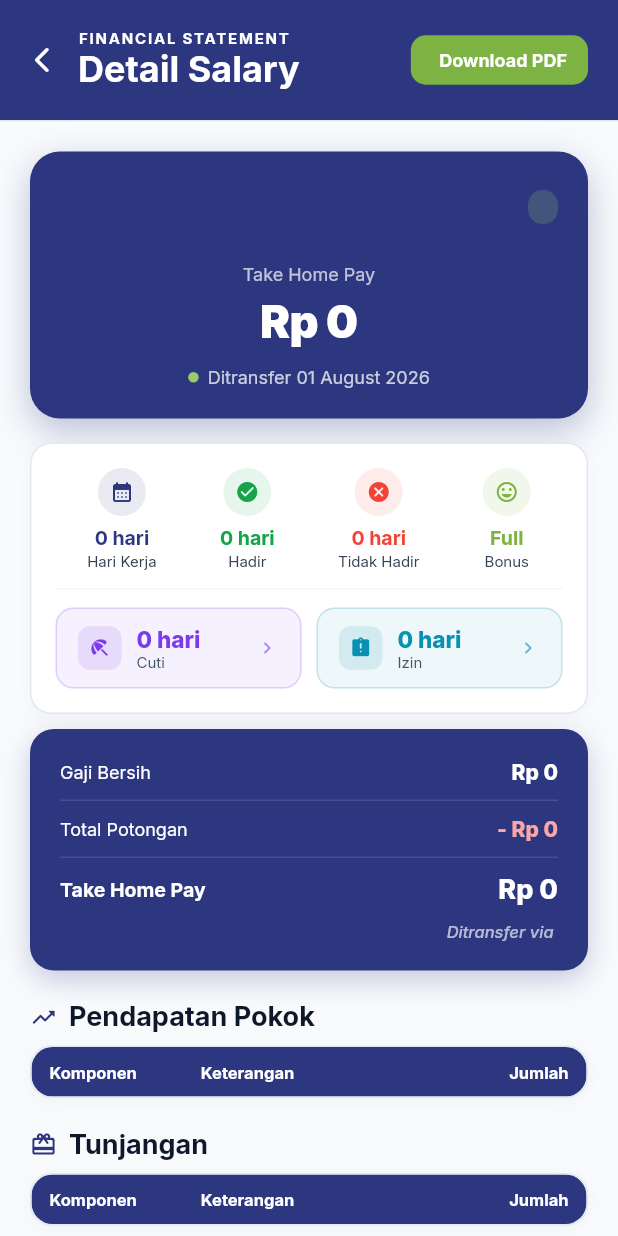
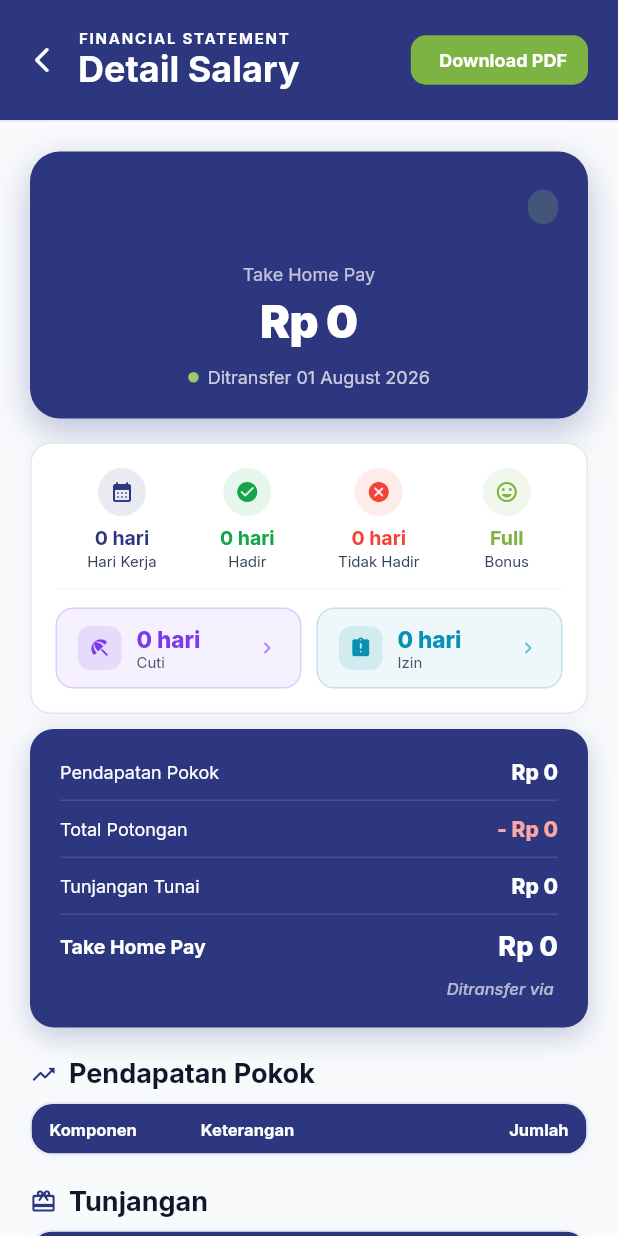
Before and after one commit to 5val/hadir-in-staff-app-flutter, a Flutter app: the SalaryDetailScreen screen opened directly with empty values, after a tap on "Download PDF", on a phone screen of 412 x 824 dp. Run offline on Flutter 3.47's test engine with Material 3 defaults, Android fonts, the phone set to English and light mode, and no system bars; our stand-ins replace camera, geolocator, google_fonts, google_sign_in, image_picker, pdf and 2 more; missing offline and left inert: extension_google_sign_in_as_googleapis_auth, google_mlkit_face_detection, googleapis; accounts and stored records are empty.

Commit message:
fix: sprint 2 epic 9 - update slip gaji

```diff
--- a/lib/config/api_config.dart
+++ b/lib/config/api_config.dart
@@ -11,7 +11,7 @@ class ApiConfig {
   const ApiConfig._();
 
   /// IP komputer/dev-server di jaringan lokal.
-  static const String host = '192.168.1.23';
+  static const String host = '192.168.1.13';
 
   /// Port backend Express (lihat PORT di .env backend, default 4000).
   static const int port = 4000;
--- a/lib/models/models.dart
+++ b/lib/models/models.dart
@@ -576,16 +576,37 @@ class SalaryComponent {
   final int amount;
   final SalaryGroup group;
 
+  /// Sprint 2 EPIC 9: komponen ini TAMPIL di rincian tapi TIDAK ikut menambah
+  /// Take Home Pay (`gajiNetto` server). Yang masuk kategori ini:
+  ///   - tunjangan dengan `bentuk: "barang"` (kena pajak, tapi bukan uang tunai)
+  ///   - semua item Fasilitas (natura — hanya kelebihan di atas batas yang kena
+  ///     pajak, nominalnya sendiri tidak pernah ditransfer)
+  ///   - uang makan (dijumlah live dari Attendance, backend belum wire ke
+  ///     `gajiNetto`)
+  /// Dipakai UI untuk menandai baris dengan badge, supaya staff tidak bingung
+  /// kenapa jumlah rincian tunjangan lebih besar dari yang menambah THP.
+  final bool excludedFromThp;
+
   const SalaryComponent({
     required this.label,
     this.note = '',
     required this.amount,
     required this.group,
+    this.excludedFromThp = false,
   });
 
   /// Kompatibilitas dengan layar lama yang hanya mengenal "potongan atau bukan".
   bool get isDeduction =>
       group == SalaryGroup.pajak || group == SalaryGroup.potongan;
+
+  /// [note] + penjelasan eksplisit kalau komponen ini tidak menambah THP.
+  /// Dipakai di media yang tidak bisa menampilkan badge (PDF cetak slip);
+  /// di layar, badge "Di luar THP" yang membawa informasi ini.
+  String get noteWithThpNotice {
+    if (!excludedFromThp) return note;
+    const notice = 'tidak termasuk Take Home Pay';
+    return note.isEmpty ? notice : '$note — $notice';
+  }
 }
 
 class LeaveRecord {
@@ -619,6 +640,18 @@ class SalarySlip {
   final List<LeaveRecord>? leaveHistory;
   final List<LeaveRecord>? permissionHistory;
 
+  /// ANGKA TAKE HOME PAY RESMI dari server (`slip_gaji.gajiNetto`) — jumlah
+  /// yang benar-benar ditransfer HRD. JANGAN dihitung ulang di client: server
+  /// (`payroll-calc.ts`) sudah memakai formula resmi
+  /// `gajiNetto = totalPendapatan + totalTunjanganUang`, di mana
+  /// `totalPendapatan` sudah memperhitungkan PPh 21 dan potongan BPJS staff.
+  final int gajiNetto;
+
+  /// `slip_gaji.totalTunjanganUang` — HANYA tunjangan `bentuk: "uang"`, yaitu
+  /// bagian tunjangan yang benar-benar menambah [gajiNetto]. Tunjangan
+  /// `bentuk: "barang"`, Fasilitas, dan uang makan TIDAK termasuk di sini.
+  final int totalTunjanganUang;
+
   const SalarySlip({
     required this.period,
     required this.periodStart,
@@ -633,6 +666,8 @@ class SalarySlip {
     required this.permissionDays,
     required this.leaveHistory,
     required this.permissionHistory,
+    required this.gajiNetto,
+    required this.totalTunjanganUang,
   });
 
   /// Alias agar kompatibel dengan salary_screen yang pakai `slip.workDays`
@@ -685,10 +720,16 @@ class SalarySlip {
         (month >= 1 && month <= 12) ? '${monthNames[month]} $year' : periodeRaw;
 
     final components = <SalaryComponent>[];
-    void add(SalaryGroup group, String label, String note, int amount) {
+    void add(SalaryGroup group, String label, String note, int amount,
+        {bool excludedFromThp = false}) {
       if (amount != 0) {
         components.add(SalaryComponent(
-            label: label, note: note, amount: amount, group: group));
+          label: label,
+          note: note,
+          amount: amount,
+          group: group,
+          excludedFromThp: excludedFromThp,
+        ));
       }
     }
 
@@ -709,35 +750,58 @@ class SalarySlip {
     // Kesehatan/Tambahan) yang backend sudah tandai DEPRECATED dan selalu
     // isi 0, jadi bagian tunjangan di slip praktis selalu kosong meskipun
     // staff punya tunjangan.
+    // Sprint 2 EPIC 9b: setiap item punya `bentuk` ("uang" | "barang") —
+    // field ini sudah lama dikirim backend tapi tidak pernah dibaca app.
+    // Tunjangan `barang` tetap kena pajak dan tetap ditampilkan, TAPI tidak
+    // pernah ikut ke `gajiNetto`/THP karena tidak pernah dicairkan tunai.
     final tunjanganRaw = j['tunjanganBreakdown'];
     if (tunjanganRaw is List) {
       for (final item in tunjanganRaw.whereType<Map>()) {
         final nama = (item['nama'] ?? 'Tunjangan').toString();
         final jumlah = (item['jumlah'] as num?)?.toInt() ?? 0;
         final periode = (item['periode'] ?? '').toString();
-        add(SalaryGroup.tunjangan, nama,
-            periode == 'harian' ? 'Dibayar per hari hadir' : '', jumlah);
+        final bentuk = (item['bentuk'] ?? 'uang').toString();
+        final isBarang = bentuk == 'barang';
+        final note = [
+          if (periode == 'harian') 'Dibayar per hari hadir',
+          if (isBarang) 'Berbentuk barang',
+        ].join(', ');
+        add(SalaryGroup.tunjangan, nama, note, jumlah,
+            excludedFromThp: isBarang);
       }
     }
 
+    // Fasilitas (natura) — hanya kelebihan di atas batas per kategori yang
+    // kena pajak (PP 55/2022 + PMK 66/2023), dan nominalnya TIDAK PERNAH
+    // masuk ke `gajiNetto`/THP.
     final fasilitasRaw = j['fasilitasBreakdown'];
     if (fasilitasRaw is List) {
       for (final item in fasilitasRaw.whereType<Map>()) {
         final kategori = (item['kategori'] ?? 'Fasilitas').toString();
         final nominal = (item['nominal'] as num?)?.toInt() ?? 0;
-        add(SalaryGroup.tunjangan, kategori, 'Fasilitas', nominal);
+        add(SalaryGroup.tunjangan, kategori, 'Fasilitas (natura)', nominal,
+            excludedFromThp: true);
       }
     }
 
     // Uang makan — dijumlahkan server dari Attendance.uangMakan per hari.
+    // Backend BELUM me-wire angka ini ke `gajiNetto` (keputusan pajaknya masih
+    // menunggu klien), jadi jujur ditandai belum termasuk THP. Kalau nanti
+    // backend memasukkannya ke `gajiNetto`, cukup hapus catatan + flag ini —
+    // angka THP-nya sendiri otomatis benar karena dibaca dari server.
     add(SalaryGroup.tunjangan, 'Uang Makan',
-        '${gi('uangMakanDays')} hari memenuhi syarat', gi('uangMakan'));
+        '${gi('uangMakanDays')} hari memenuhi syarat', gi('uangMakan'),
+        excludedFromThp: true);
 
     // ── Pajak & potongan ──────────────────────────────────────
     add(SalaryGroup.pajak, 'PPh 21', 'Pajak penghasilan', gi('pajakPPh21'));
     add(SalaryGroup.potongan, 'Denda Keterlambatan', '', gi('dendaTerlambat'));
     add(SalaryGroup.potongan, 'Potongan Alpha', '', gi('potonganAlpha'));
-    add(SalaryGroup.potongan, 'BPJS', '', gi('potonganBPJS'));
+    // Sprint 2 EPIC 9c: `potonganBPJS` sekarang BISA nonzero (BPJS skema split
+    // — sebagian ditanggung perusahaan, sebagian dipotong dari gaji staff).
+    // Dulu selalu 0 sehingga baris ini praktis tidak pernah tampil.
+    add(SalaryGroup.potongan, 'Potongan BPJS',
+        'BPJS bagian staff (dipotong dari gaji)', gi('potonganBPJS'));
 
     final bank = AppSession.staff?.namaBank ?? '';
 
@@ -755,6 +819,8 @@ class SalarySlip {
       permissionDays: gi('permissionDays'),
       leaveHistory: parseHistory('leaveHistory'),
       permissionHistory: parseHistory('permissionHistory'),
+      gajiNetto: gi('gajiNetto'),
+      totalTunjanganUang: gi('totalTunjanganUang'),
     );
   }
 
@@ -765,8 +831,17 @@ class SalarySlip {
   /// Pendapatan pokok: gaji pokok + bonus + lembur + THR.
   int get pendapatanPokok => _sum(SalaryGroup.pendapatanPokok);
 
-  /// Total tunjangan (termasuk fasilitas & uang makan).
+  /// Total tunjangan YANG DITAMPILKAN di rincian (termasuk tunjangan barang,
+  /// fasilitas & uang makan). Ini angka TAMPILAN — bukan angka yang menambah
+  /// Take Home Pay. Yang menambah THP hanya [totalTunjanganUang].
   int get totalTunjangan => _sum(SalaryGroup.tunjangan);
+
+  /// Bagian dari [totalTunjangan] yang TIDAK menambah Take Home Pay
+  /// (tunjangan bentuk barang + fasilitas + uang makan).
+  int get tunjanganDiluarThp {
+    final selisih = totalTunjangan - totalTunjanganUang;
+    return selisih < 0 ? 0 : selisih;
+  }
 
   /// PPh 21.
   int get pajak => _sum(SalaryGroup.pajak);
@@ -781,13 +856,29 @@ class SalarySlip {
   /// bawah gaji bersih, lalu ikut ke take home pay.
   int get gajiBersih => pendapatanPokok - pajak;
 
-  /// TAKE HOME PAY = gaji bersih + tunjangan − potongan.
-  int get takeHomePay => gajiBersih + totalTunjangan - totalPotongan;
+  /// TAKE HOME PAY = `gajiNetto` dari server, BUKAN hitung ulang di client.
+  ///
+  /// Server sudah menghitung dengan formula resmi (termasuk aturan Fasilitas &
+  /// tunjangan-barang yang tidak masuk THP, dan potongan BPJS staff kalau ada)
+  /// — app hanya MENAMPILKAN, tidak boleh menduplikasi logika ini. Setiap kali
+  /// backend mengubah formula, versi hitung-manual akan salah lagi tanpa ada
+  /// yang sadar; membaca `gajiNetto` langsung membuat app otomatis ikut benar.
+  ///
+  /// Identitas yang berlaku (bisa dipakai sanity-check):
+  ///   [pendapatanPokok] − [totalDeduction] + [totalTunjanganUang] == [gajiNetto]
+  int get takeHomePay => gajiNetto;
 
   // ── Kompatibilitas layar lama ────────────────────────────────
-  int get totalIncome => pendapatanPokok + totalTunjangan;
+
+  /// Total pendapatan yang benar-benar dibayarkan tunai: pendapatan pokok +
+  /// tunjangan bentuk uang saja (tanpa barang/fasilitas/uang makan).
+  int get totalIncome => pendapatanPokok + totalTunjanganUang;
+
+  /// Seluruh potongan = PPh 21 + denda + alpha + potongan BPJS. Sama dengan
+  /// `slip_gaji.totalPotongan` di server.
   int get totalDeduction => pajak + totalPotongan;
-  int get netSalary => takeHomePay;
+
+  int get netSalary => gajiNetto;
 }
 
 // ── Notification ──────────────────────────────────────────────
--- a/lib/screens/salary_screen.dart
+++ b/lib/screens/salary_screen.dart
@@ -772,15 +772,28 @@ class SalaryDetailScreen extends StatelessWidget {
             ),
             child: pw.Column(
               children: [
-                summaryRow('Gaji Bersih', _fmt(slip.gajiBersih)),
+                // Sprint 2 EPIC 9 — baris ringkasan HARUS menjumlah tepat ke
+                // Take Home Pay (`gajiNetto` server), sama seperti kartu
+                // ringkasan di layar:
+                //   Pendapatan Pokok − Total Potongan + Tunjangan Tunai = THP
+                summaryRow('Pendapatan Pokok', _fmt(slip.pendapatanPokok)),
                 pw.Divider(color: PdfColor.fromInt(0x33FFFFFF), thickness: 0.5),
-                summaryRow('Tunjangan', _fmt(slip.totalTunjangan)),
+                summaryRow('Total Potongan', '- ${_fmt(slip.totalDeduction)}',
+                    isDeduction: true),
                 pw.Divider(color: PdfColor.fromInt(0x33FFFFFF), thickness: 0.5),
-                summaryRow('Potongan', '- ${_fmt(slip.totalPotongan)}',
-                    isDeduction: true),
+                summaryRow('Tunjangan Tunai', _fmt(slip.totalTunjanganUang)),
                 pw.Divider(color: PdfColor.fromInt(0x33FFFFFF), thickness: 0.5),
                 summaryRow('Take Home Pay', _fmt(slip.takeHomePay),
                     isTotal: true),
+                if (slip.tunjanganDiluarThp > 0) ...[
+                  pw.SizedBox(height: 6),
+                  pw.Text(
+                    'Tunjangan barang, fasilitas & uang makan senilai '
+                    '${_fmt(slip.tunjanganDiluarThp)} tercantum di rincian, '
+                    'tetapi tidak menambah Take Home Pay.',
+                    style: regular(8, color: PdfColor.fromInt(0xFF94A3B8)),
+                  ),
+                ],
               ],
             ),
           ),
@@ -802,7 +815,10 @@ class SalaryDetailScreen extends StatelessWidget {
               ]),
               ...income.asMap().entries.map((e) => pw.TableRow(children: [
                     td(e.value.label, isBold: true, isAlt: e.key.isOdd),
-                    td(e.value.note, color: slate500, isAlt: e.key.isOdd),
+                    // PDF tidak punya badge — pakai catatan versi panjang
+                    // supaya item non-THP tetap jelas di slip cetak.
+                    td(e.value.noteWithThpNotice,
+                        color: slate500, isAlt: e.key.isOdd),
                     td(_fmt(e.value.amount),
                         align: pw.TextAlign.right,
                         isBold: true,
@@ -828,7 +844,8 @@ class SalaryDetailScreen extends StatelessWidget {
               ]),
               ...deductions.asMap().entries.map((e) => pw.TableRow(children: [
                     td(e.value.label, isBold: true, isAlt: e.key.isOdd),
-                    td(e.value.note, color: slate500, isAlt: e.key.isOdd),
+                    td(e.value.noteWithThpNotice,
+                        color: slate500, isAlt: e.key.isOdd),
                     td('- ${_fmt(e.value.amount)}',
                         align: pw.TextAlign.right,
                         color: dangerColor,
@@ -1569,7 +1586,7 @@ class SalaryDetailScreen extends StatelessWidget {
                 ),
                 children: [
                   _td(comp.label, isBold: true),
-                  _td(comp.note, isMuted: true),
+                  _tdNote(comp),
                   _td(
                     isDeduction ? '- ${_fmt(comp.amount)}' : _fmt(comp.amount),
                     isDeduction: isDeduction,
@@ -1595,6 +1612,41 @@ class SalaryDetailScreen extends StatelessWidget {
               color: Colors.white,
             )),
       );
+
+  /// Kolom "Keterangan": teks catatan + badge kalau komponen ini TIDAK ikut
+  /// menambah Take Home Pay (tunjangan barang, fasilitas, uang makan).
+  /// Item-nya tetap tampil — staff berhak tahu haknya — tapi harus jelas
+  /// kenapa jumlah rincian tunjangan tidak sama dengan yang menambah THP.
+  Widget _tdNote(SalaryComponent comp) {
+    if (!comp.excludedFromThp) return _td(comp.note, isMuted: true);
+    return Padding(
+      padding: const EdgeInsets.symmetric(horizontal: 12, vertical: 11),
+      child: Column(
+        crossAxisAlignment: CrossAxisAlignment.start,
+        children: [
+          if (comp.note.isNotEmpty)
+            Text(comp.note,
+                style: GoogleFonts.inter(
+                    fontSize: 12, color: AppColors.slate700)),
+          if (comp.note.isNotEmpty) const SizedBox(height: 4),
+          Container(
+            padding: const EdgeInsets.symmetric(horizontal: 7, vertical: 3),
+            decoration: BoxDecoration(
+              color: AppColors.slate100,
+              borderRadius: BorderRadius.circular(6),
+              border: Border.all(color: AppColors.slate200),
+            ),
+            child: Text('Di luar THP',
+                style: GoogleFonts.inter(
+                  fontSize: 10,
+                  fontWeight: FontWeight.w600,
+                  color: AppColors.slate600,
+                )),
+          ),
+        ],
+      ),
+    );
+  }
 
   Widget _td(
     String text, {
@@ -1622,23 +1674,20 @@ class SalaryDetailScreen extends StatelessWidget {
 
   // ── Summary Card ─────────────────────────────────────────────
   Widget _buildSummaryCard() {
-    // BERUBAH: Hitung total kalkulasi komponen secara dinamis jika tersedia
-    int totalTunjangan = 0;
-    int totalBonus = 0;
-    int totalRevisi = 0;
-    bool hasRevisi = false;
-
-    for (var c in slip.components) {
-      final labelLower = c.label.toLowerCase();
-      if (labelLower.contains('tunjangan')) {
-        totalTunjangan += c.amount;
-      } else if (labelLower.contains('bonus')) {
-        totalBonus += c.amount;
-      } else if (labelLower.contains('revisi')) {
-        hasRevisi = true;
-        totalRevisi += c.isDeduction ? -c.amount : c.amount;
-      }
-    }
+    // Sprint 2 EPIC 9 — ringkasan ini HARUS bisa dijumlah sendiri oleh staff
+    // dan ketemu angka Take Home Pay yang sama dengan yang ditransfer:
+    //
+    //   Pendapatan Pokok − Total Potongan + Tunjangan Tunai = Take Home Pay
+    //
+    // Identitas ini persis formula server (payroll-calc.ts):
+    //   gajiNetto = (grossForTax − totalPotongan) + totalTunjanganUang
+    //
+    // Sebelumnya baris di sini memakai tebakan berdasarkan teks label
+    // (`label.contains('tunjangan')`) — meleset untuk tunjangan bernama bebas
+    // seperti "Transport"/"Sepatu Kerja", dan barisnya tidak pernah menjumlah
+    // ke Take Home Pay. Sekarang semuanya dari angka slip, bukan nama label.
+    final tunjanganTunai = slip.totalTunjanganUang;
+    final diluarThp = slip.tunjanganDiluarThp;
 
     return Container(
       padding: const EdgeInsets.all(20),
@@ -1657,42 +1706,47 @@ class SalaryDetailScreen extends StatelessWidget {
         crossAxisAlignment: CrossAxisAlignment
             .end, // Membantu merapikan info transfer di bagian bawah
         children: [
-          _summaryRow('Gaji Bersih', _fmt(slip.totalIncome),
-              isDeduction: false),
-
-          // BERUBAH: Menambahkan detail info tunjangan, bonus, dan revisi (jika ada)
-          if (totalTunjangan > 0)
+          _summaryRow('Pendapatan Pokok', _fmt(slip.pendapatanPokok)),
+          _divider(),
+          _summaryRow('Total Potongan', '- ${_fmt(slip.totalDeduction)}',
+              isDeduction: true),
+          if (slip.pajak > 0)
             Padding(
               padding: const EdgeInsets.only(top: 2),
-              child: _summaryRow('  • Total Tunjangan', _fmt(totalTunjangan)),
-            ),
-          if (totalBonus > 0)
-            Padding(
-              padding: const EdgeInsets.only(top: 2),
-              child: _summaryRow('  • Total Bonus', _fmt(totalBonus)),
-            ),
-          if (hasRevisi)
+              child: _summaryRow('  • PPh 21', '- ${_fmt(slip.pajak)}',
+                  isDeduction: true),
+            ),
+          if (slip.totalPotongan > 0)
             Padding(
               padding: const EdgeInsets.only(top: 2),
               child: _summaryRow(
-                '  • Total Revisi',
-                totalRevisi < 0
-                    ? '- ${_fmt(totalRevisi.abs())}'
-                    : _fmt(totalRevisi),
-                isDeduction: totalRevisi < 0,
-              ),
-            ),
-
+                  '  • Potongan lain', '- ${_fmt(slip.totalPotongan)}',
+                  isDeduction: true),
+            ),
           _divider(),
-          _summaryRow('Total Potongan', '- ${_fmt(slip.totalDeduction)}',
-              isDeduction: true),
+          _summaryRow('Tunjangan Tunai', _fmt(tunjanganTunai)),
+          // if (diluarThp > 0)
+          //   Padding(
+          //     padding: const EdgeInsets.only(top: 4),
+          //     child: Text(
+          //       'Tunjangan barang, fasilitas & uang makan senilai '
+          //       '${_fmt(diluarThp)} tampil di rincian, tetapi tidak menambah '
+          //       'Take Home Pay.',
+          //       textAlign: TextAlign.right,
+          //       style: GoogleFonts.inter(
+          //         fontSize: 10,
+          //         height: 1.35,
+          //         color: Colors.white.withOpacity(0.6),
+          //       ),
+          //     ),
+          //   ),
           _divider(),
           _summaryRow('Take Home Pay', _fmt(slip.netSalary), isTotal: true),
 
           // BERUBAH: Menambahkan info ditransfer menggunakan apa di bawah gaji bersih
           const SizedBox(height: 10),
           Text(
-            'Ditransfer via ${slip.transferBy ?? "Bank Transfer"}', // Sesuaikan parameter model Anda (misal: slip.paymentMethod / slip.transferBy)
+            'Ditransfer via ${slip.transferBy}',
             style: GoogleFonts.inter(
               fontSize: 11,
               fontWeight: FontWeight.w500,
```
Also changed, not shown: lib/widgets/main_tab_scaffold.dart (deleted, +0 -101 lines), 2 other files.
